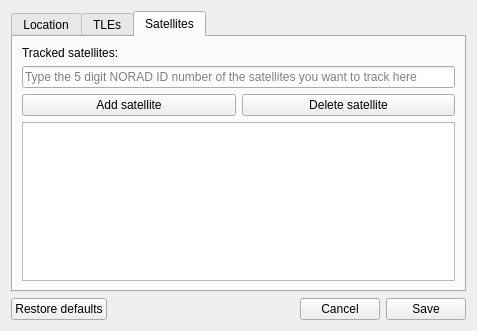
Above: ui files/Preferences.ui from z-taylor/Satellite-tracker-reworked before the change. Below: the same form after it.
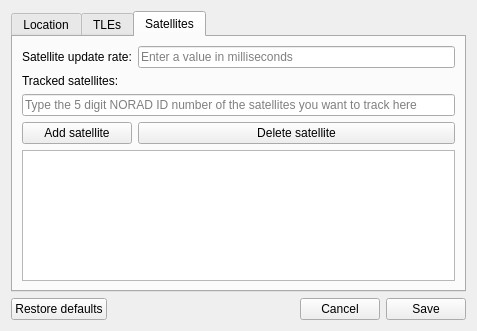
That is the form after the change. The open tabs and pages were chosen to show the change.

```diff
--- a/ui files/Preferences.ui
+++ b/ui files/Preferences.ui
@@ -235,34 +235,48 @@
        <string>Satellites</string>
       </attribute>
       <layout class="QGridLayout" name="gridLayout_4">
-       <item row="2" column="0">
+       <item row="4" column="1">
+        <widget class="QPushButton" name="SatelliteRemove">
+         <property name="text">
+          <string>Delete satellite</string>
+         </property>
+        </widget>
+       </item>
+       <item row="4" column="0">
         <widget class="QPushButton" name="SatelliteAdd">
          <property name="text">
           <string>Add satellite</string>
          </property>
         </widget>
        </item>
-       <item row="1" column="0" colspan="2">
+       <item row="0" column="0">
+        <widget class="QLabel" name="label">
+         <property name="text">
+          <string>Satellite update rate:</string>
+         </property>
+        </widget>
+       </item>
+       <item row="5" column="0" colspan="2">
+        <widget class="QListView" name="SatelliteList"/>
+       </item>
+       <item row="3" column="0" colspan="2">
         <widget class="QLineEdit" name="SatelliteIDbox">
          <property name="placeholderText">
           <string>Type the 5 digit NORAD ID number of the satellites you want to track here</string>
          </property>
         </widget>
        </item>
-       <item row="0" column="0">
+       <item row="1" column="0">
         <widget class="QLabel" name="label_5">
          <property name="text">
           <string>Tracked satellites:</string>
          </property>
         </widget>
        </item>
-       <item row="3" column="0" colspan="2">
-        <widget class="QListView" name="SatelliteList"/>
-       </item>
-       <item row="2" column="1">
-        <widget class="QPushButton" name="SatelliteRemove">
-         <property name="text">
-          <string>Delete satellite</string>
+       <item row="0" column="1">
+        <widget class="QLineEdit" name="lineEdit">
+         <property name="placeholderText">
+          <string>Enter a value in milliseconds</string>
          </property>
         </widget>
        </item>
```
